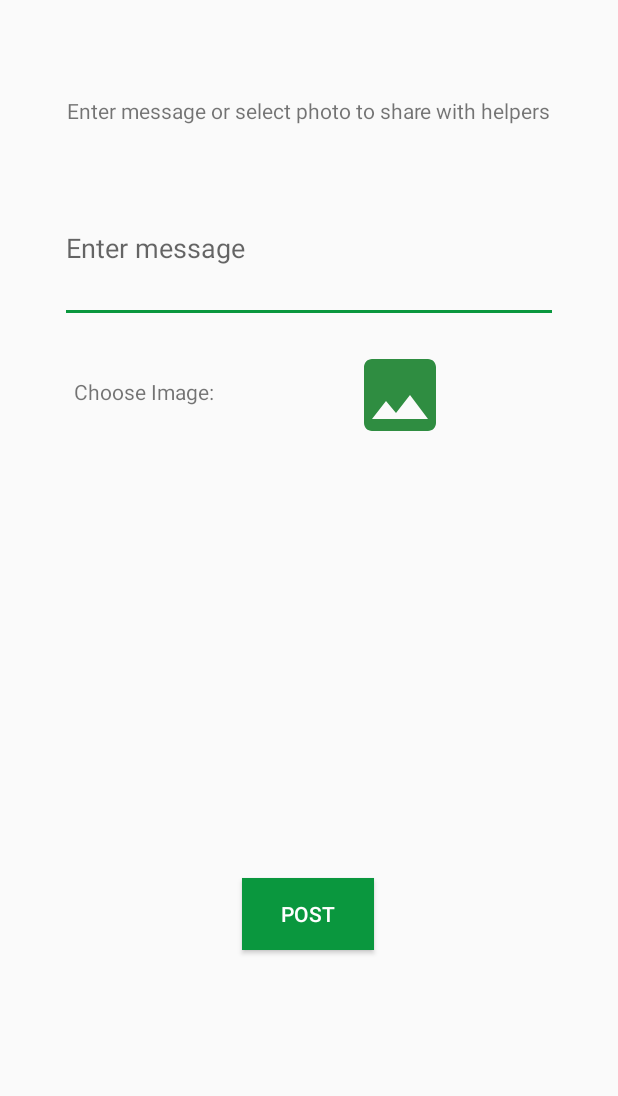
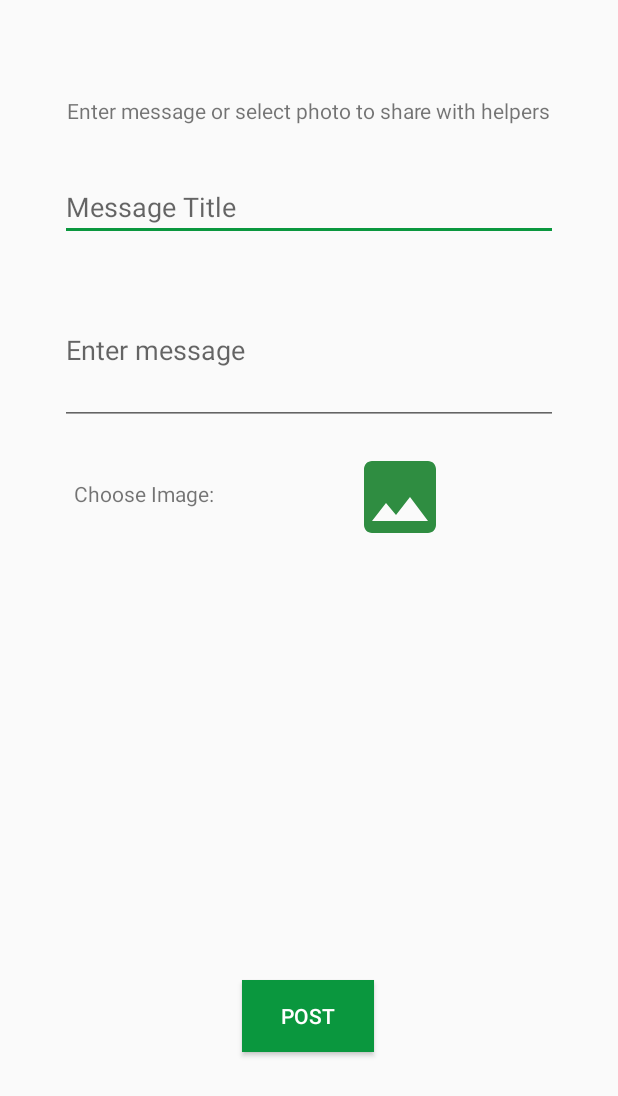
Before and after one commit to rohit267/covid-19-helper-admin, an Android app: the layout activity_admin.xml on its own in the app's theme, with its tools: preview values and no code run, on a phone screen of 412 x 824 dp. Shown: the top 1096 px of the screen. Run offline under Robolectric (Android 15) with nearby library versions, the phone set to English and light mode, and no system bars.

Commit message:
Added title field

```diff
--- a/app/src/main/res/layout/activity_admin.xml
+++ b/app/src/main/res/layout/activity_admin.xml
@@ -17,16 +17,30 @@
         app:layout_constraintTop_toTopOf="parent" />
 
     <EditText
+        android:id="@+id/et_title"
+        android:layout_marginLeft="40dp"
+        android:layout_marginRight="40dp"
+        android:layout_width="match_parent"
+        android:layout_height="wrap_content"
+        android:layout_marginTop="32dp"
+        android:hint="Message Title"
+        android:inputType="text"
+        app:layout_constraintEnd_toEndOf="parent"
+        app:layout_constraintHorizontal_bias="0.0"
+        app:layout_constraintStart_toStartOf="parent"
+        app:layout_constraintTop_toBottomOf="@+id/textView" />
+
+    <EditText
         android:id="@+id/description"
         android:layout_width="match_parent"
         android:layout_height="100dp"
         android:layout_marginLeft="40dp"
-        android:layout_marginTop="32dp"
+        android:layout_marginTop="100dp"
         android:layout_marginRight="40dp"
         android:hint="Enter message"
         android:inputType="textMultiLine"
         app:layout_constraintEnd_toEndOf="parent"
-        app:layout_constraintHorizontal_bias="0.625"
+        app:layout_constraintHorizontal_bias="0.612"
         app:layout_constraintStart_toStartOf="parent"
         app:layout_constraintTop_toBottomOf="@+id/textView" />
 
```
Also changed, not shown: app/src/main/java/com/rohit/codv19admin/AdminActivity.java (+9 -6 lines), app/src/main/java/com/rohit/codv19admin/AdminMessage.java (+12 -1 lines), app/src/main/java/com/rohit/codv19admin/MainActivity.java (+6 -1 lines).
